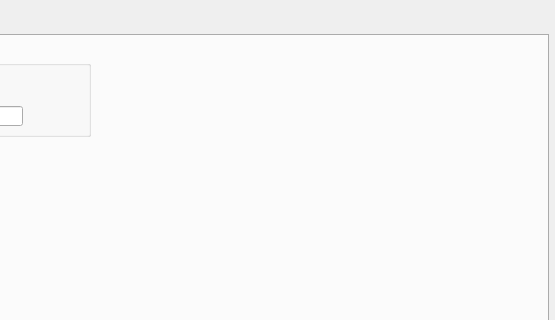
asmith9455/imageClassifier, file gui/TrainTextureClassifierForm.ui: the form before one commit; both pictures show x 452 to 1007 and y 0 to 320 of the 1007 by 581 pixel window.
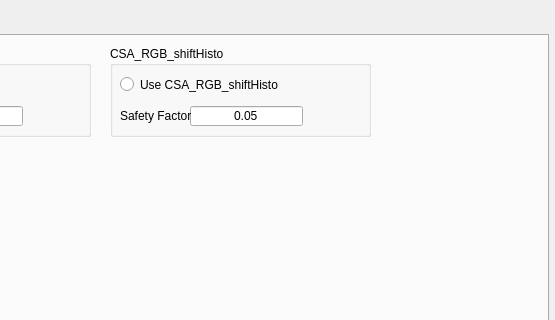
The form after the commit.

Commit message: added new classifier based on colour histogram shifting.

```diff
--- a/gui/TrainTextureClassifierForm.ui
+++ b/gui/TrainTextureClassifierForm.ui
@@ -706,6 +706,64 @@
       </property>
      </widget>
     </widget>
+    <widget class="QGroupBox" name="groupBox_10">
+     <property name="geometry">
+      <rect>
+       <x>550</x>
+       <y>10</y>
+       <width>261</width>
+       <height>91</height>
+      </rect>
+     </property>
+     <property name="title">
+      <string>CSA_RGB_shiftHisto</string>
+     </property>
+     <widget class="QRadioButton" name="radioButton_useCSA_RGB_shiftHisto">
+      <property name="geometry">
+       <rect>
+        <x>10</x>
+        <y>30</y>
+        <width>171</width>
+        <height>17</height>
+       </rect>
+      </property>
+      <property name="text">
+       <string>Use CSA_RGB_shiftHisto</string>
+      </property>
+      <property name="checked">
+       <bool>false</bool>
+      </property>
+     </widget>
+     <widget class="QLineEdit" name="lineEdit_safetyFactor2_2">
+      <property name="geometry">
+       <rect>
+        <x>80</x>
+        <y>60</y>
+        <width>113</width>
+        <height>20</height>
+       </rect>
+      </property>
+      <property name="text">
+       <string>0.05</string>
+      </property>
+      <property name="alignment">
+       <set>Qt::AlignCenter</set>
+      </property>
+     </widget>
+     <widget class="QLabel" name="label_13">
+      <property name="geometry">
+       <rect>
+        <x>10</x>
+        <y>60</y>
+        <width>71</width>
+        <height>20</height>
+       </rect>
+      </property>
+      <property name="text">
+       <string>Safety Factor</string>
+      </property>
+     </widget>
+    </widget>
    </widget>
   </widget>
   <widget class="QDialogButtonBox" name="buttonBox">
```
The commit also changes 7 other files.
